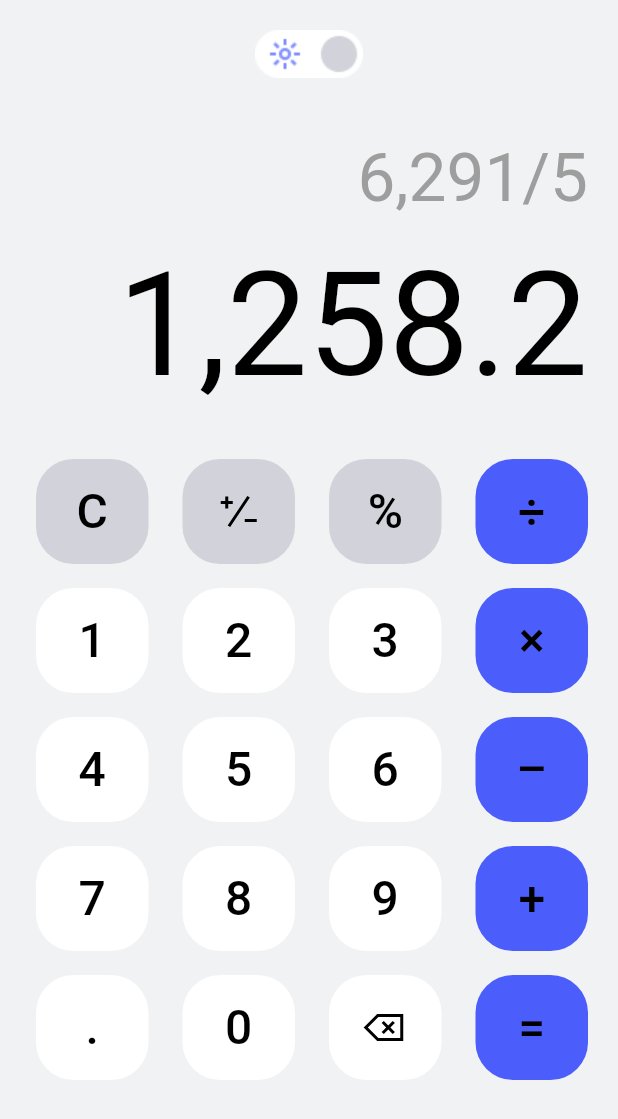
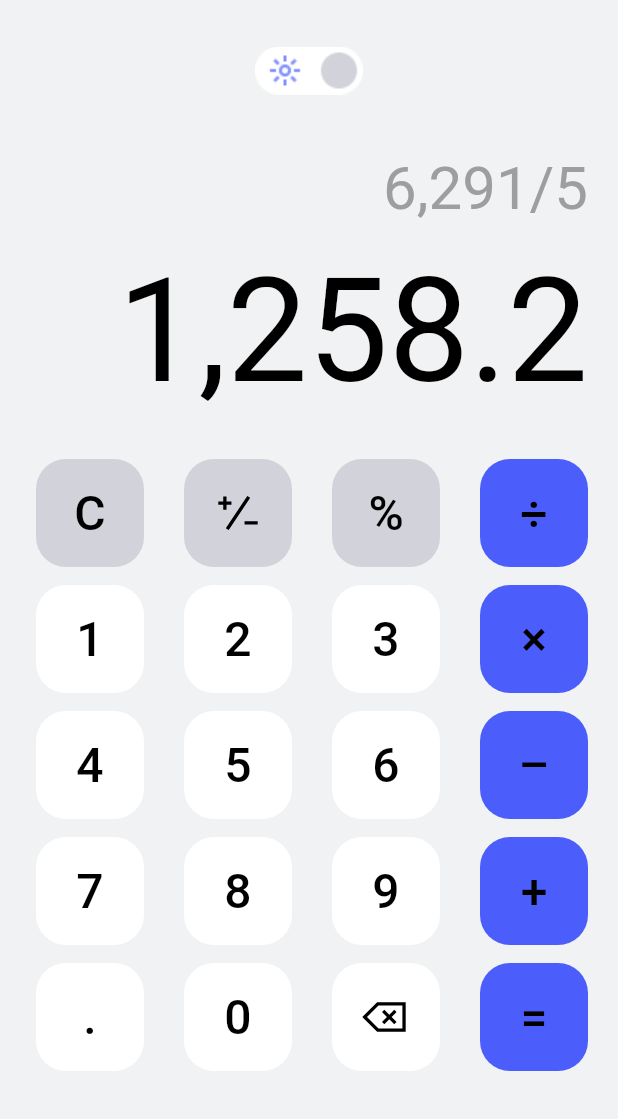
Before and after one commit to Zrazeo/calculator_flutter, a Flutter app: the screen it shows after launch, on a phone screen of 412 x 824 dp. Shown: the top 1119 px of the screen. Run offline on Flutter 3.47's test engine with Material 2 defaults, Android fonts, the phone set to English and light mode, and no system bars; our stand-ins replace flutter_svg.

Commit message:
Add dimens file

```diff
--- a/lib/screens/calc_screen.dart
+++ b/lib/screens/calc_screen.dart
@@ -1,5 +1,6 @@
 import 'package:calculator/utils/assets.dart';
 import 'package:calculator/utils/calculator_colors.dart';
+import 'package:calculator/utils/dimens.dart';
 import 'package:calculator/widgets/keyboard.dart';
 import 'package:flutter/material.dart';
 
@@ -13,12 +14,12 @@ class CalcScreen extends StatelessWidget {
           child: Column(
             children: [
               const SizedBox(
-                height: 20,
+                height: Dimens.spacing,
               ),
               Center(
                 child: SizedBox(
-                  width: Assets.buttonWidth,
-                  height: Assets.buttonHeight,
+                  width: Dimens.imageWidth,
+                  height: Dimens.imageHeight,
                   child: Image.asset(
                     Assets.lightModeAssetPath,
                   ),
@@ -26,7 +27,7 @@ class CalcScreen extends StatelessWidget {
               ),
               const Padding(
                 padding: EdgeInsetsDirectional.only(
-                  top: 40,
+                  top: 20,
                   end: 20,
                 ),
                 child: Align(
@@ -34,7 +35,7 @@ class CalcScreen extends StatelessWidget {
                   child: Text(
                     '6,291/5',
                     style: TextStyle(
-                      fontSize: 45,
+                      fontSize: Dimens.fontSizeCalculation,
                       color: CalculatorColors.calculationColor,
                     ),
                   ),
@@ -50,7 +51,7 @@ class CalcScreen extends StatelessWidget {
                   child: Text(
                     '1,258.2',
                     style: TextStyle(
-                      fontSize: 96,
+                      fontSize: Dimens.fontSizeNumber,
                       color: CalculatorColors.numberLight,
                     ),
                   ),
--- a/lib/utils/assets.dart
+++ b/lib/utils/assets.dart
@@ -3,7 +3,4 @@ class Assets {
   static const String lightModeAssetPath = 'assets/Light_Mode.png';
   static const String deleteIcon = 'assets/delete.svg';
   static const String plusMinusIcon = 'assets/plus_minus.svg';
-
-  static const double buttonWidth = 72;
-  static const double buttonHeight = 32;
 }
--- /dev/null
+++ b/lib/utils/dimens.dart
@@ -0,0 +1,12 @@
+class Dimens {
+  static const double buttonWidth = 72;
+  static const double buttonHeight = 72;
+  static const double imageWidth = 75;
+  static const double imageHeight = 70;
+  static const double fontSizeCalculation = 40;
+  static const double fontSizeNumber = 96;
+  static const double spacing = 12;
+  static const double svgWidth = 35;
+  static const double svgHeight = 35;
+  static const double textButtonSize = 35;
+}
--- a/lib/widgets/button.dart
+++ b/lib/widgets/button.dart
@@ -1,5 +1,6 @@
 import 'package:calculator/utils/assets.dart';
 import 'package:calculator/utils/calculator_colors.dart';
+import 'package:calculator/utils/dimens.dart';
 import 'package:flutter/material.dart';
 import 'package:flutter_svg/flutter_svg.dart';
 
@@ -17,19 +18,19 @@ class Button extends StatelessWidget {
 
   @override
   Widget build(BuildContext context) => Container(
-        width: 75,
-        height: 70,
+        width: Dimens.buttonWidth,
+        height: Dimens.buttonHeight,
         decoration: BoxDecoration(
           color: color,
-          borderRadius: BorderRadius.circular(25),
+          borderRadius: BorderRadius.circular(20),
         ),
         child: TextButton(
           onPressed: () {},
           child: text == 'delete' || text == 'plus_minus'
               ? SvgPicture.asset(
                   text == 'delete' ? Assets.deleteIcon : Assets.plusMinusIcon,
-                  width: 32,
-                  height: 32,
+                  width: Dimens.svgWidth,
+                  height: Dimens.svgHeight,
                   colorFilter: const ColorFilter.mode(
                     CalculatorColors.numberLight,
                     BlendMode.srcIn,
--- a/lib/widgets/keyboard.dart
+++ b/lib/widgets/keyboard.dart
@@ -1,4 +1,5 @@
 import 'package:calculator/utils/calculator_colors.dart';
+import 'package:calculator/utils/dimens.dart';
 import 'package:calculator/widgets/button.dart';
 import 'package:flutter/material.dart';
 
@@ -8,7 +9,7 @@ class Keyboard extends StatelessWidget {
   @override
   Widget build(BuildContext context) => Column(
         children: [
-          const SizedBox(height: 16),
+          const SizedBox(height: Dimens.spacing),
           rowButtons(
             [
               const Button(
@@ -29,7 +30,7 @@ class Keyboard extends StatelessWidget {
               ),
             ],
           ),
-          const SizedBox(height: 16),
+          const SizedBox(height: Dimens.spacing),
           rowButtons(
             [
               const Button(
@@ -50,7 +51,7 @@ class Keyboard extends StatelessWidget {
               ),
             ],
           ),
-          const SizedBox(height: 16),
+          const SizedBox(height: Dimens.spacing),
           rowButtons(
             [
               const Button(
@@ -71,7 +72,7 @@ class Keyboard extends StatelessWidget {
               ),
             ],
           ),
-          const SizedBox(height: 16),
+          const SizedBox(height: Dimens.spacing),
           rowButtons(
             [
               const Button(
@@ -92,7 +93,7 @@ class Keyboard extends StatelessWidget {
               ),
             ],
           ),
-          const SizedBox(height: 16),
+          const SizedBox(height: Dimens.spacing),
           rowButtons(
             [
               const Button(
```
